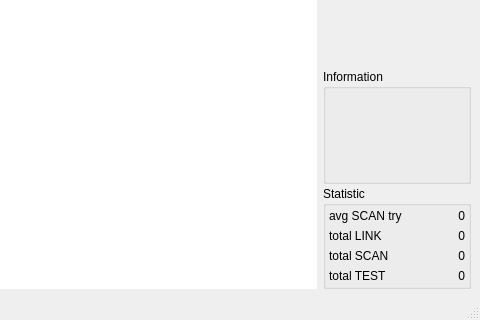
Above: ItshfSim/mainwin.ui from lzhengp1986/AutoTechSim before the change; both pictures show x 320 to 800 and y 280 to 600 of the 800 by 600 pixel window. Below: the same form after it.
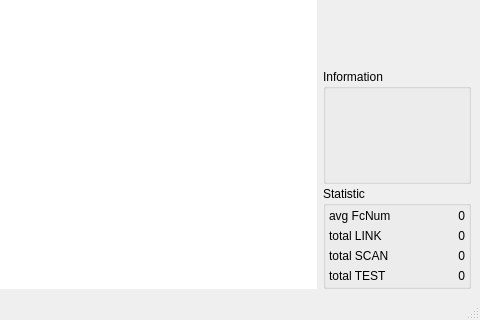
That is the form after the change. Custom widgets are drawn as their Qt base class.

Diff of the .ui file:
```diff
--- a/ItshfSim/mainwin.ui
+++ b/ItshfSim/mainwin.ui
@@ -320,7 +320,7 @@
          <item row="0" column="0">
           <widget class="QLabel" name="scanLabel">
            <property name="text">
-            <string>avg SCAN try</string>
+            <string>avg FcNum</string>
            </property>
           </widget>
          </item>
```
